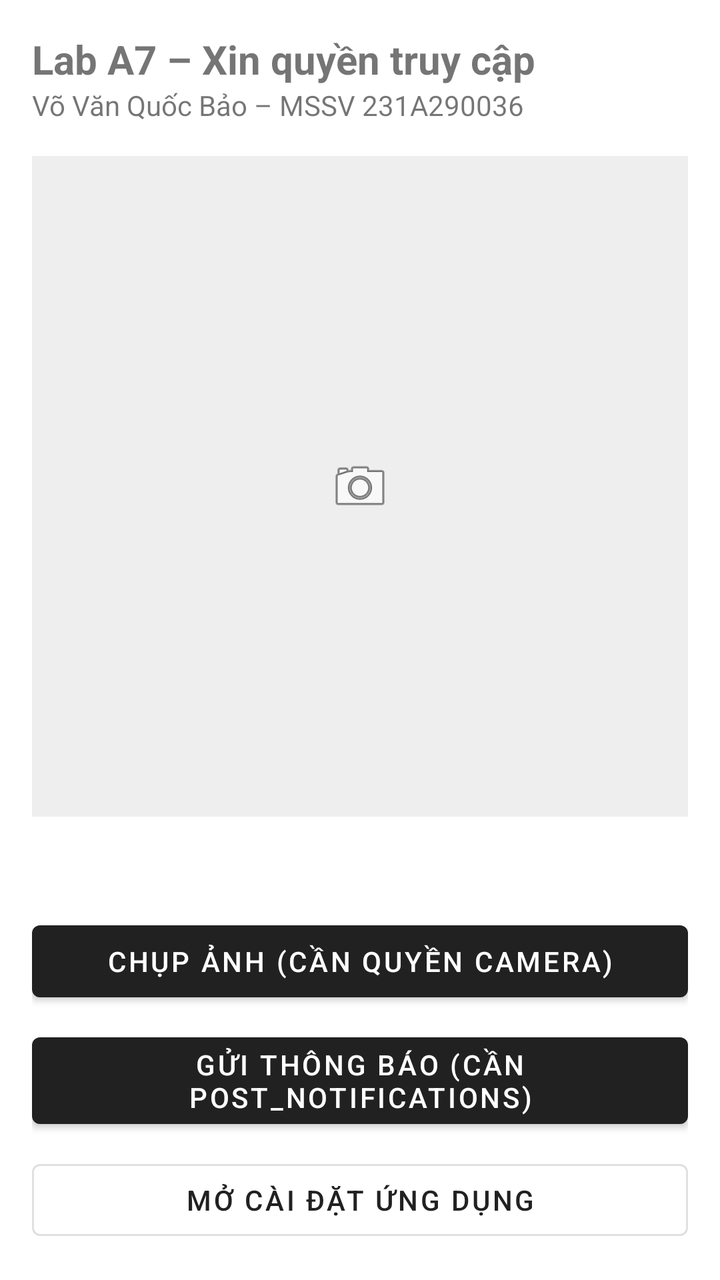
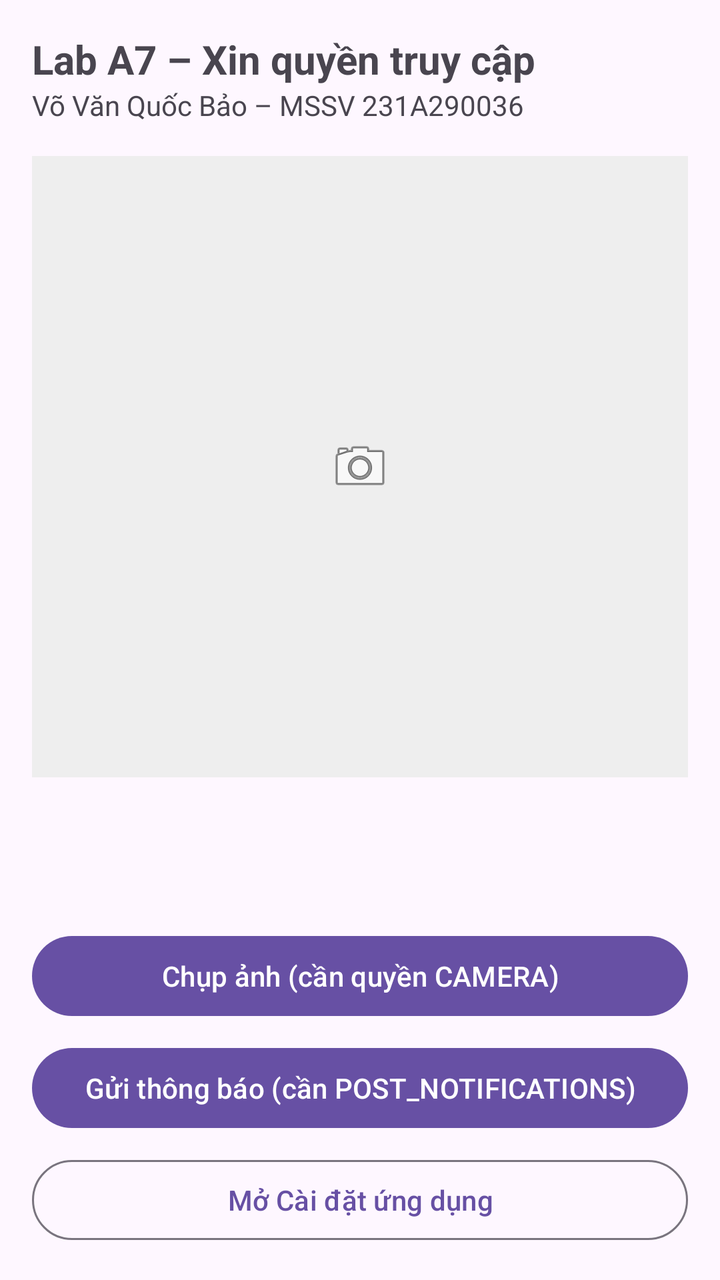

An Android layout rendered at two revisions. The XML below is the earlier revision; the diff shows what the commit changed to produce the second picture.
<!-- AndroidManifest.xml: application theme Theme.A7Permission -->
<!-- res/layout/activity_main.xml -->
<?xml version="1.0" encoding="utf-8"?>
<LinearLayout xmlns:android="http://schemas.android.com/apk/res/android"
    android:id="@+id/main"
    android:layout_width="match_parent"
    android:layout_height="match_parent"
    android:orientation="vertical"
    android:padding="16dp">

    <TextView
        android:layout_width="wrap_content"
        android:layout_height="wrap_content"
        android:text="@string/title"
        android:textSize="20sp"
        android:textStyle="bold" />

    <TextView
        android:layout_width="wrap_content"
        android:layout_height="wrap_content"
        android:text="@string/student" />

    
    <ImageView
        android:id="@+id/imgAnh"
        android:layout_width="match_parent"
        android:layout_height="0dp"
        android:layout_marginTop="16dp"
        android:layout_weight="1"
        android:background="#EEEEEE"
        android:contentDescription="@string/desc_anh"
        android:scaleType="centerInside"
        android:src="@android:drawable/ic_menu_camera" />

    <TextView
        android:id="@+id/tvTrangThai"
        android:layout_width="match_parent"
        android:layout_height="wrap_content"
        android:layout_marginTop="12dp"
        android:lineSpacingExtra="4dp"
        android:textSize="15sp" />

    <Button
        android:id="@+id/btnChupAnh"
        android:layout_width="match_parent"
        android:layout_height="wrap_content"
        android:layout_marginTop="16dp"
        android:text="@string/btn_chup" />

    <Button
        android:id="@+id/btnThongBao"
        android:layout_width="match_parent"
        android:layout_height="wrap_content"
        android:layout_marginTop="8dp"
        android:text="@string/btn_thong_bao" />

    <Button
        android:id="@+id/btnCaiDat"
        style="?attr/materialButtonOutlinedStyle"
        android:layout_width="match_parent"
        android:layout_height="wrap_content"
        android:layout_marginTop="8dp"
        android:text="@string/open_settings" />
</LinearLayout>
<!-- resources referenced by this layout -->
<resources>
  <string name="btn_chup">Chụp ảnh (cần quyền CAMERA)</string>
  <string name="btn_thong_bao">Gửi thông báo (cần POST_NOTIFICATIONS)</string>
  <string name="desc_anh">Ảnh vừa chụp từ camera</string>
  <string name="open_settings">Mở Cài đặt ứng dụng</string>
  <string name="student">Võ Văn Quốc Bảo – MSSV 231A290036</string>
  <string name="title">Lab A7 – Xin quyền truy cập</string>
  <style name="Theme.A7Permission" parent="Theme.MaterialComponents.DayNight.DarkActionBar">
          
      </style>
</resources>

<!-- the commit's change to res/layout/activity_main.xml (unified diff, before → after) -->
@@ -30,6 +30,8 @@
         android:scaleType="centerInside"
         android:src="@android:drawable/ic_menu_camera" />
 
+    <TextView android:id="@+id/tvAnh" android:layout_width="match_parent"
+        android:layout_height="wrap_content" android:layout_marginTop="8dp" />
     <TextView
         android:id="@+id/tvTrangThai"
         android:layout_width="match_parent"
<!-- resource entries referenced after the edit -->
@@ -6,7 +6,7 @@
   <string name="open_settings">Mở Cài đặt ứng dụng</string>
   <string name="student">Võ Văn Quốc Bảo – MSSV 231A290036</string>
   <string name="title">Lab A7 – Xin quyền truy cập</string>
-  <style name="Theme.A7Permission" parent="Theme.MaterialComponents.DayNight.DarkActionBar">
+  <style name="Theme.A7Permission" parent="Theme.Material3.DayNight.NoActionBar">
           
       </style>
 </resources>
